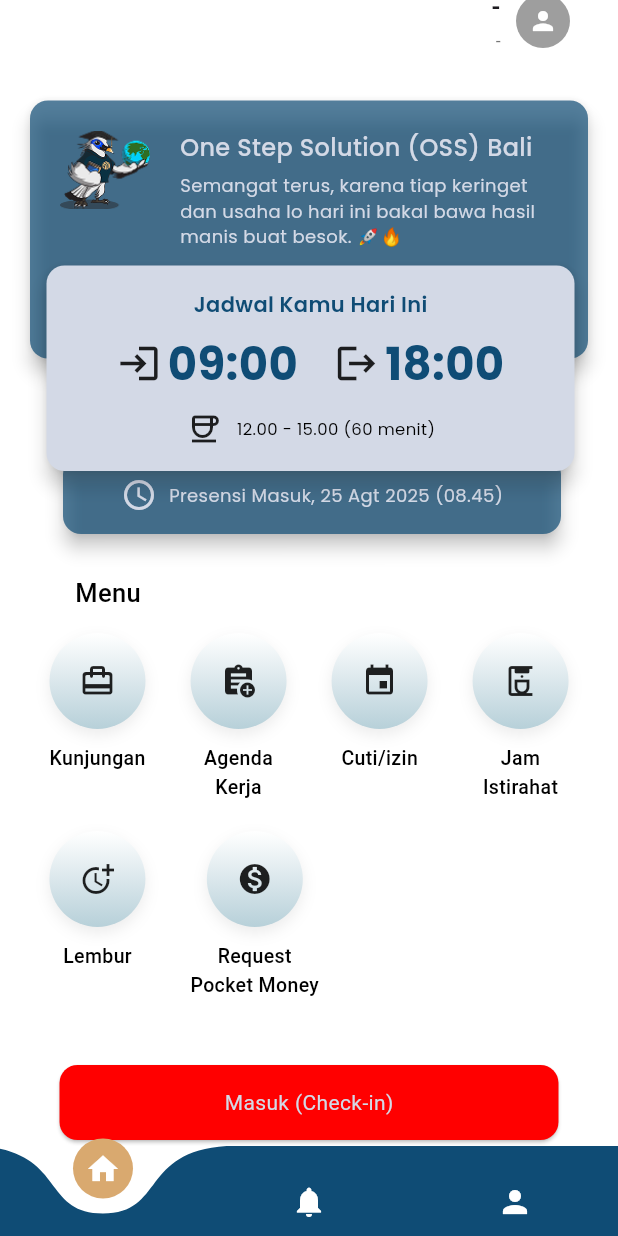
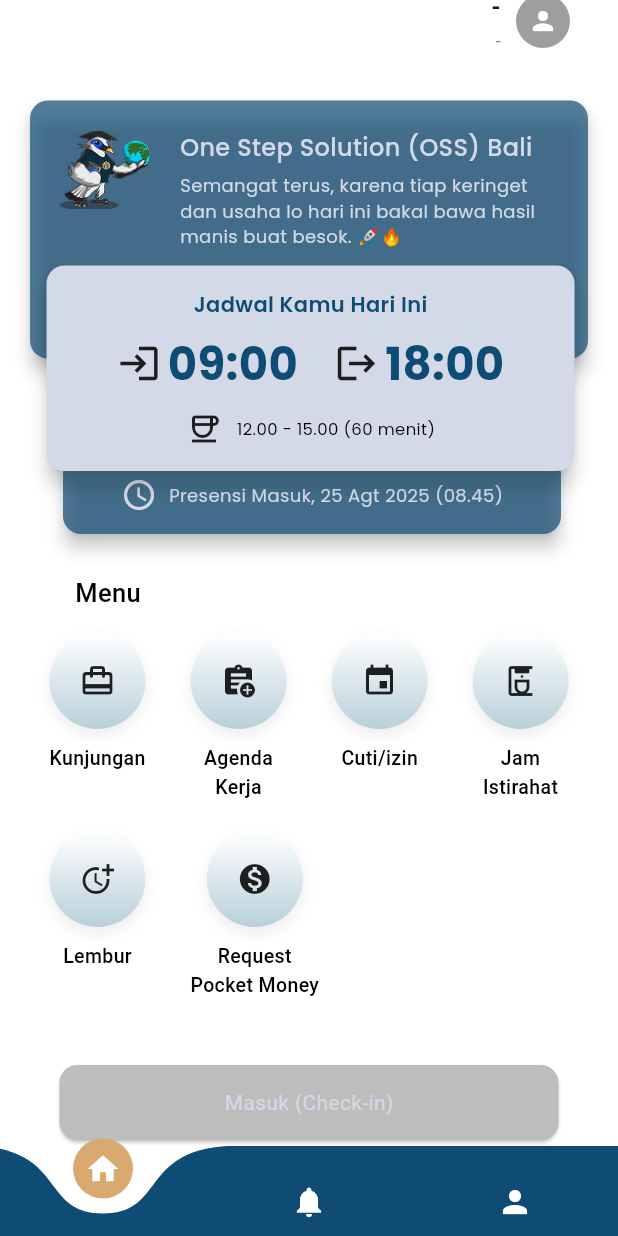
Before and after one commit to dewade17/E-HRM-Dewade, a Flutter app: the HomeScreen screen opened by its route, scrolled down 35 dp, on a phone screen of 412 x 824 dp. Run offline on Flutter 3.47's test engine with Material 3 defaults, Android fonts, the phone set to English and light mode, and no system bars; drawn by our look-alikes of curved_navigation_bar; our stand-ins replace device_info_plus, dotted_border, flutter_map, geolocator, google_fonts, image_picker and 5 more; accounts and stored records are empty.

Commit message:
Fix: button-absensi

```diff
--- a/lib/screens/users/home/home_screen.dart
+++ b/lib/screens/users/home/home_screen.dart
@@ -1,18 +1,14 @@
+// lib/screens/users/home/home_screen.dart
+
 import 'package:curved_navigation_bar/curved_navigation_bar.dart';
 import 'package:e_hrm/contraints/colors.dart';
-import 'package:e_hrm/providers/absensi/absensi_provider.dart';
-import 'package:e_hrm/providers/auth/auth_provider.dart';
 import 'package:e_hrm/screens/payment.dart';
-import 'package:e_hrm/screens/users/absensi/absensi_checkin/absensi_checkin_screen.dart';
-import 'package:e_hrm/screens/users/absensi/absensi_checkout/absensi_checkout_screen.dart';
 import 'package:e_hrm/screens/users/dashboard.dart';
 import 'package:e_hrm/screens/users/home/widget/header_home.dart';
 import 'package:e_hrm/screens/users/home/widget/home_content.dart';
 import 'package:e_hrm/screens/users/home/widget/information_home.dart';
-
+import 'package:e_hrm/screens/users/home/widget/absensi_button.dart';
 import 'package:flutter/material.dart';
-import 'package:provider/provider.dart';
-import 'package:shared_preferences/shared_preferences.dart';
 
 class HomeScreen extends StatefulWidget {
   const HomeScreen({super.key});
@@ -25,10 +21,10 @@ class _HomeScreenState extends State<HomeScreen> {
   final GlobalKey<CurvedNavigationBarState> _bottomNavigationKey = GlobalKey();
   int _selectedIndex = 0;
 
-  final List<Widget> _screens = [
-    const HomeScreenContent(),
-    const Dashboard(), // halaman biasa
-    const Payment(),
+  final List<Widget> _screens = const [
+    HomeScreenContent(),
+    Dashboard(),
+    Payment(),
   ];
 
   @override
@@ -59,135 +55,21 @@ class _HomeScreenState extends State<HomeScreen> {
   }
 }
 
-// Konten untuk tab pertama
-class HomeScreenContent extends StatefulWidget {
+class HomeScreenContent extends StatelessWidget {
   const HomeScreenContent({super.key});
 
   @override
-  State<HomeScreenContent> createState() => _HomeScreenContentState();
-}
-
-class _HomeScreenContentState extends State<HomeScreenContent>
-    with WidgetsBindingObserver {
-  String? _userId;
-
-  @override
-  void initState() {
-    super.initState();
-    WidgetsBinding.instance.addObserver(this);
-    _bootstrap();
-  }
-
-  @override
-  void dispose() {
-    WidgetsBinding.instance.removeObserver(this);
-    super.dispose();
-  }
-
-  @override
-  void didChangeAppLifecycleState(AppLifecycleState state) {
-    // Saat balik dari background, refresh status (agar aman saat ganti hari)
-    if (state == AppLifecycleState.resumed && _userId != null) {
-      context.read<AbsensiProvider>().fetchTodayStatus(_userId!);
-    }
-  }
-
-  Future<void> _bootstrap() async {
-    // 1) Ambil dari AuthProvider dulu
-    final auth = context.read<AuthProvider>();
-    String? id = auth.currentUser?.idUser;
-
-    // 2) Fallback ke SharedPreferences jika perlu (aman setelah restart app)
-    if (id == null) {
-      final prefs = await SharedPreferences.getInstance();
-      id = prefs.getString('id_user');
-    }
-
-    if (!mounted) return;
-    setState(() => _userId = id);
-
-    // 3) Tarik status absensi hari ini dari server
-    if (id != null) {
-      await context.read<AbsensiProvider>().fetchTodayStatus(id);
-    }
-  }
-
-  Future<void> _handleTap() async {
-    final abs = context.read<AbsensiProvider>();
-    final mode = abs.todayStatus?.mode ?? 'checkin';
-
-    if (_userId == null) {
-      ScaffoldMessenger.of(
-        context,
-      ).showSnackBar(const SnackBar(content: Text('User tidak ditemukan')));
-      return;
-    }
-
-    // Buka screen sesuai mode
-    if (mode == 'checkin') {
-      await Navigator.push(
-        context,
-        MaterialPageRoute(
-          builder: (_) => AbsensiCheckinScreen(userId: _userId!),
-        ),
-      );
-    } else if (mode == 'checkout') {
-      await Navigator.push(
-        context,
-        MaterialPageRoute(
-          builder: (_) => AbsensiCheckoutScreen(userId: _userId!),
-        ),
-      );
-    } else {
-      // done -> sudah selesai, jangan apa-apa
-      return;
-    }
-
-    // Setelah kembali, refresh status lagi
-    await abs.fetchTodayStatus(_userId!);
-  }
-
-  @override
   Widget build(BuildContext context) {
-    final abs = context.watch<AbsensiProvider>();
-    final loading = abs.loadingStatus && abs.todayStatus == null;
-
-    String label;
-    bool enabled;
-
-    if (loading) {
-      label = 'Memuat...';
-      enabled = false;
-    } else {
-      switch (abs.todayStatus?.mode) {
-        case 'checkin':
-          label = 'Masuk (Check-in)';
-          enabled = true;
-          break;
-        case 'checkout':
-          label = 'Pulang (Check-out)';
-          enabled = true;
-          break;
-        case 'done':
-          label = 'Sudah Selesai Hari Ini';
-          enabled = false;
-          break;
-        default:
-          label = 'Masuk (Check-in)';
-          enabled = true;
-      }
-    }
-
-    return SafeArea(
+    return const SafeArea(
       child: SingleChildScrollView(
         child: Column(
           children: [
-            const Padding(
+            Padding(
               padding: EdgeInsets.symmetric(vertical: 20, horizontal: 20),
               child: HeaderHome(),
             ),
-            const InformationHome(),
-            const Align(
+            InformationHome(),
+            Align(
               alignment: Alignment.centerLeft,
               child: Padding(
                 padding: EdgeInsets.symmetric(horizontal: 50),
@@ -201,64 +83,15 @@ class _HomeScreenContentState extends State<HomeScreenContent>
                 ),
               ),
             ),
-            const SizedBox(height: 15),
-            const HomeContent(),
-            const SizedBox(height: 40),
+            SizedBox(height: 15),
+            HomeContent(),
+            SizedBox(height: 40),
 
-            // Tombol Absensi Dinamis (ganti '/absensi-center')
-            GestureDetector(
-              onTap: enabled ? _handleTap : null,
-              child: Card(
-                color: enabled ? AppColors.errorColor : Colors.grey.shade400,
-                child: const Padding(
-                  padding: EdgeInsets.symmetric(horizontal: 110, vertical: 15),
-                  child:
-                      _AbsensiButtonLabel(), // pakai builder biar teks ikut provider
-                ),
-              ),
-            ),
+            // >>> Absensi tombol sekarang terpisah, cukup panggil widget-nya:
+            AbsensiButton(),
           ],
         ),
       ),
     );
   }
 }
-
-// Widget kecil untuk ambil label terbaru dari provider (tanpa rebuild besar)
-class _AbsensiButtonLabel extends StatelessWidget {
-  const _AbsensiButtonLabel();
-
-  @override
-  Widget build(BuildContext context) {
-    final abs = context.watch<AbsensiProvider>();
-    final loading = abs.loadingStatus && abs.todayStatus == null;
-
-    String label;
-    if (loading) {
-      label = 'Memuat...';
-    } else {
-      switch (abs.todayStatus?.mode) {
-        case 'checkin':
-          label = 'Masuk (Check-in)';
-          break;
-        case 'checkout':
-          label = 'Pulang (Check-out)';
-          break;
-        case 'done':
-          label = 'Sudah Selesai Hari Ini';
-          break;
-        default:
-          label = 'Masuk (Check-in)';
-      }
-    }
-
-    return Text(
-      label,
-      style: const TextStyle(
-        fontSize: 14,
-        fontWeight: FontWeight.w400,
-        color: AppColors.accentColor,
-      ),
-    );
-  }
-}
--- /dev/null
+++ b/lib/screens/users/home/widget/absensi_button.dart
@@ -0,0 +1,167 @@
+// lib/screens/users/home/widget/absensi_button.dart
+
+// ignore_for_file: use_build_context_synchronously
+
+import 'package:e_hrm/contraints/colors.dart';
+import 'package:e_hrm/providers/absensi/absensi_provider.dart';
+import 'package:e_hrm/providers/auth/auth_provider.dart';
+import 'package:e_hrm/screens/users/absensi/absensi_checkin/absensi_checkin_screen.dart';
+import 'package:e_hrm/screens/users/absensi/absensi_checkout/absensi_checkout_screen.dart';
+import 'package:flutter/material.dart';
+import 'package:provider/provider.dart';
+import 'package:shared_preferences/shared_preferences.dart';
+
+/// Widget berdikari untuk tombol Absensi:
+/// - ambil userId (AuthProvider -> SharedPreferences)
+/// - fetch status absensi hari ini
+/// - handle tap (navigate ke checkin/checkout)
+/// - auto refresh saat app kembali ke foreground (resumed)
+class AbsensiButton extends StatefulWidget {
+  const AbsensiButton({super.key});
+
+  @override
+  State<AbsensiButton> createState() => _AbsensiButtonState();
+}
+
+class _AbsensiButtonState extends State<AbsensiButton>
+    with WidgetsBindingObserver {
+  String? _userId;
+
+  @override
+  void initState() {
+    super.initState();
+    WidgetsBinding.instance.addObserver(this);
+    _bootstrap();
+  }
+
+  @override
+  void dispose() {
+    WidgetsBinding.instance.removeObserver(this);
+    super.dispose();
+  }
+
+  @override
+  void didChangeAppLifecycleState(AppLifecycleState state) {
+    // Saat balik dari background, refresh status (agar aman saat ganti hari)
+    if (state == AppLifecycleState.resumed && _userId != null) {
+      context.read<AbsensiProvider>().fetchTodayStatus(_userId!);
+    }
+  }
+
+  Future<void> _bootstrap() async {
+    // 1) Ambil dari AuthProvider
+    final auth = context.read<AuthProvider>();
+    String? id = auth.currentUser?.idUser;
+
+    // 2) Fallback ke SharedPreferences
+    if (id == null) {
+      final prefs = await SharedPreferences.getInstance();
+      id = prefs.getString('id_user');
+    }
+
+    if (!mounted) return;
+    setState(() => _userId = id);
+
+    // 3) Tarik status absensi hari ini
+    if (id != null) {
+      await context.read<AbsensiProvider>().fetchTodayStatus(id);
+    }
+  }
+
+  Future<void> _handleTap() async {
+    final abs = context.read<AbsensiProvider>();
+    final mode = abs.todayStatus?.mode ?? 'checkin';
+
+    if (_userId == null) {
+      ScaffoldMessenger.of(
+        context,
+      ).showSnackBar(const SnackBar(content: Text('User tidak ditemukan')));
+      return;
+    }
+
+    if (mode == 'checkin') {
+      await Navigator.push(
+        context,
+        MaterialPageRoute(
+          builder: (_) => AbsensiCheckinScreen(userId: _userId!),
+        ),
+      );
+    } else if (mode == 'checkout') {
+      await Navigator.push(
+        context,
+        MaterialPageRoute(
+          builder: (_) => AbsensiCheckoutScreen(userId: _userId!),
+        ),
+      );
+    } else {
+      // mode == 'done' -> tidak melakukan apa-apa
+      return;
+    }
+
+    // setelah kembali, refresh status
+    await abs.fetchTodayStatus(_userId!);
+  }
+
+  @override
+  Widget build(BuildContext context) {
+    final abs = context.watch<AbsensiProvider>();
+    final loading = abs.loadingStatus && abs.todayStatus == null;
+
+    // Tentukan enable/disable tombol
+    final String mode = abs.todayStatus?.mode ?? 'checkin';
+    bool enabled =
+        !loading &&
+        _userId != null &&
+        (mode == 'checkin' || mode == 'checkout');
+
+    return GestureDetector(
+      onTap: enabled ? _handleTap : null,
+      child: Card(
+        color: enabled ? AppColors.errorColor : Colors.grey.shade400,
+        child: const Padding(
+          padding: EdgeInsets.symmetric(horizontal: 110, vertical: 15),
+          child: _AbsensiButtonLabel(), // label reaktif dari provider
+        ),
+      ),
+    );
+  }
+}
+
+/// Widget kecil yang hanya mengurus label agar rebuild-nya ringan.
+class _AbsensiButtonLabel extends StatelessWidget {
+  const _AbsensiButtonLabel();
+
+  @override
+  Widget build(BuildContext context) {
+    final abs = context.watch<AbsensiProvider>();
+    final loading = abs.loadingStatus && abs.todayStatus == null;
+
+    String label;
+    if (loading) {
+      label = 'Memuat...';
+    } else {
+      switch (abs.todayStatus?.mode) {
+        case 'checkin':
+          label = 'Masuk (Check-in)';
+          break;
+        case 'checkout':
+          label = 'Pulang (Check-out)';
+          break;
+        case 'done':
+          label = 'Sudah Selesai Hari Ini';
+          break;
+        default:
+          label = 'Masuk (Check-in)';
+      }
+    }
+
+    return Text(
+      label,
+      style: const TextStyle(
+        fontSize: 14,
+        fontWeight: FontWeight.w400,
+        color: AppColors.accentColor,
+      ),
+    );
+  }
+}
```
